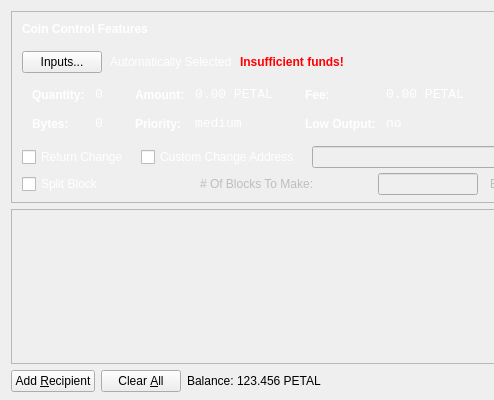
First picture: the form in src/qt/forms/sendcoinsdialog.ui, repository Crypto-city/bitFlowers, before the edit; both pictures show x 0 to 494 and y 0 to 400 of the 850 by 400 pixel window.
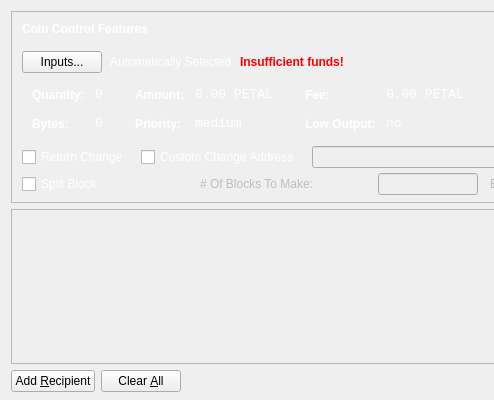
Second picture: the form after the edit. Icons and pictures are not drawn.

What changed in the file:
```diff
--- a/src/qt/forms/sendcoinsdialog.ui
+++ b/src/qt/forms/sendcoinsdialog.ui
@@ -860,6 +860,9 @@
            <verstretch>0</verstretch>
           </sizepolicy>
          </property>
+         <property name="styleSheet">
+          <string notr="true">color: rgb(238, 238, 236);</string>
+         </property>
          <property name="text">
           <string>Balance:</string>
          </property>
@@ -876,6 +879,9 @@
          <property name="cursor">
           <cursorShape>IBeamCursor</cursorShape>
          </property>
+         <property name="styleSheet">
+          <string notr="true">color: rgb(238, 238, 236);</string>
+         </property>
          <property name="text">
           <string>123.456 PETAL</string>
          </property>
```
